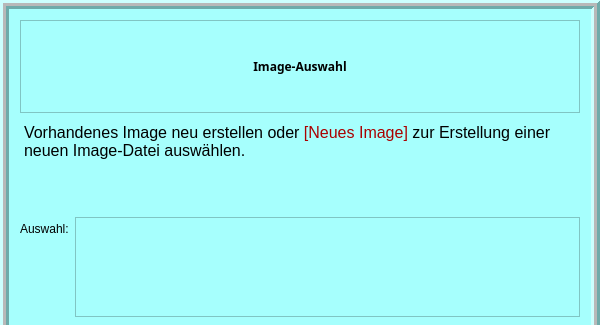
Qt form linbo_gui/linboImageSelector.ui (fschuett/oss-linbo) before a commit; both pictures show x 0 to 600 and y 0 to 325 of the 600 by 577 pixel window.
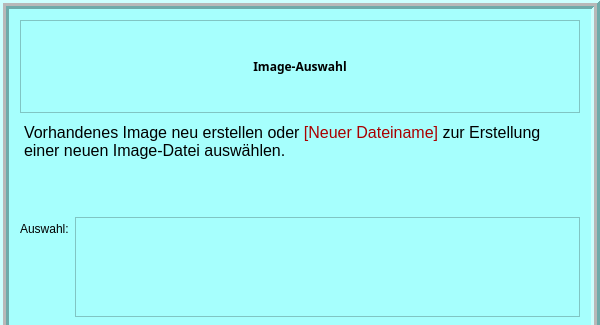
The same form after that commit.

Commit message: Textkorrektur: Image -> Dateiname

Diff of the .ui file:
```diff
--- a/linbo_gui/linboImageSelector.ui
+++ b/linbo_gui/linboImageSelector.ui
@@ -119,7 +119,7 @@
 &lt;html&gt;&lt;head&gt;&lt;meta name=&quot;qrichtext&quot; content=&quot;1&quot; /&gt;&lt;style type=&quot;text/css&quot;&gt;
 p, li { white-space: pre-wrap; }
 &lt;/style&gt;&lt;/head&gt;&lt;body style=&quot; font-family:'Sans Serif'; font-size:9pt; font-weight:400; font-style:normal;&quot;&gt;
-&lt;p style=&quot; margin-top:0px; margin-bottom:0px; margin-left:0px; margin-right:0px; -qt-block-indent:0; text-indent:0px;&quot;&gt;&lt;span style=&quot; font-size:12pt;&quot;&gt;Vorhandenes Image neu erstellen oder &lt;/span&gt;&lt;span style=&quot; font-size:12pt; color:#aa0000;&quot;&gt;[Neues Image]&lt;/span&gt;&lt;span style=&quot; font-size:12pt;&quot;&gt; zur Erstellung einer neuen Image-Datei auswählen.&lt;/span&gt;&lt;/p&gt;&lt;/body&gt;&lt;/html&gt;</string>
+&lt;p style=&quot; margin-top:0px; margin-bottom:0px; margin-left:0px; margin-right:0px; -qt-block-indent:0; text-indent:0px;&quot;&gt;&lt;span style=&quot; font-size:12pt;&quot;&gt;Vorhandenes Image neu erstellen oder &lt;/span&gt;&lt;span style=&quot; font-size:12pt; color:#aa0000;&quot;&gt;[Neuer Dateiname]&lt;/span&gt;&lt;span style=&quot; font-size:12pt;&quot;&gt; zur Erstellung einer neuen Image-Datei auswählen.&lt;/span&gt;&lt;/p&gt;&lt;/body&gt;&lt;/html&gt;</string>
         </property>
        </widget>
       </item>
```
